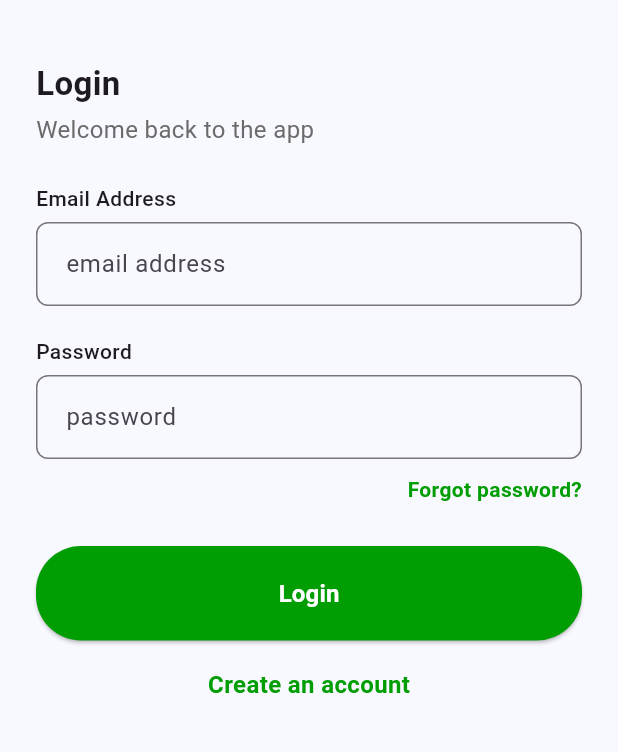
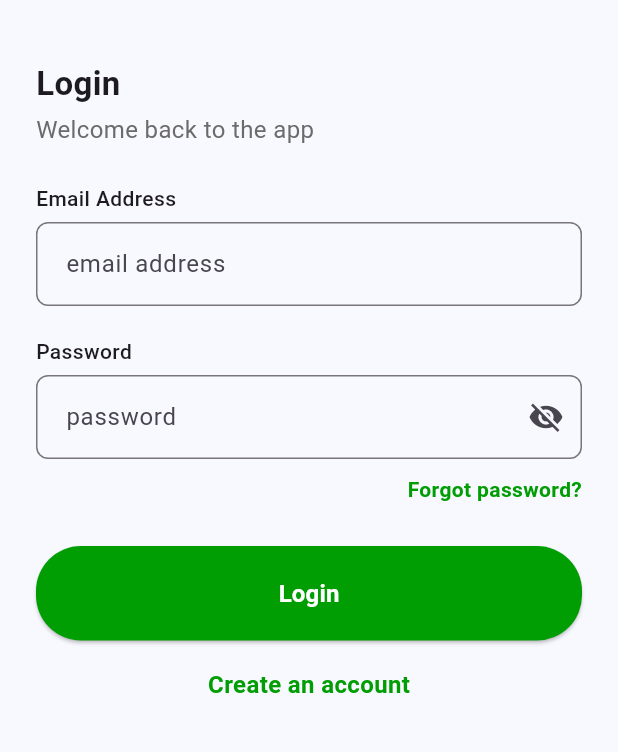
Before and after one commit to MoodCheck-Vitero/MoodCheck, a Flutter app: the LoginScreen screen opened by its route, on a phone screen of 412 x 824 dp, the part 306-1058 px from its top. Run offline on Flutter 3.47's test engine with Material 3 defaults, Android fonts, the light colour scheme and no system bars; our stand-ins replace supabase_flutter; accounts and stored records are empty.

Commit message:
Update login_screen.dart

```diff
--- a/lib/screens/login_screen.dart
+++ b/lib/screens/login_screen.dart
@@ -1,6 +1,6 @@
 import 'package:flutter/material.dart';
-import 'package:mood_check/screens/home_screen.dart';
 import '../services/auth_service.dart';
+import 'main_wrapper.dart';
 
 class LoginScreen extends StatefulWidget {
   const LoginScreen({super.key});
@@ -13,6 +13,8 @@ class _LoginScreenState extends State<LoginScreen> {
   final TextEditingController emailController = TextEditingController();
   final TextEditingController passwordController = TextEditingController();
   bool loading = false;
+
+  bool _obscurePassword = true; // <-- added
 
   InputDecoration _inputDecoration(String hint) {
     return InputDecoration(
@@ -37,7 +39,7 @@ void _login() async {
       if (user != null && mounted) {
         Navigator.pushAndRemoveUntil(
           context,
-        MaterialPageRoute(builder: (context) => HomeScreen()),
+          MaterialPageRoute(builder: (context) => const MainWrapper()),
           (route) => false,
         );
       } else {
@@ -45,18 +47,17 @@ void _login() async {
       }
     } catch (e) {
       ScaffoldMessenger.of(context).showSnackBar(
-      SnackBar(
+        const SnackBar(
           content: Text("Login failed. Please check your email and password."),
           backgroundColor: Colors.red,
           behavior: SnackBarBehavior.floating,
-        margin: const EdgeInsets.all(16),
+          margin: EdgeInsets.all(16),
         ),
       );
     } finally {
       setState(() => loading = false);
     }
   }
-
 
   @override
   Widget build(BuildContext context) {
@@ -95,8 +96,17 @@ void _login() async {
               const SizedBox(height: 6),
               TextField(
                 controller: passwordController,
-                obscureText: true,
-                decoration: _inputDecoration("password"),
+                obscureText: _obscurePassword,
+                decoration: _inputDecoration("password").copyWith(
+                  suffixIcon: IconButton(
+                    icon: Icon(_obscurePassword ? Icons.visibility_off : Icons.visibility),
+                    onPressed: () {
+                      setState(() {
+                        _obscurePassword = !_obscurePassword;
+                      });
+                    },
+                  ),
+                ),
               ),
               const SizedBox(height: 10),
               Align(
```
Lines whose indentation alone changed are shown as unchanged.
